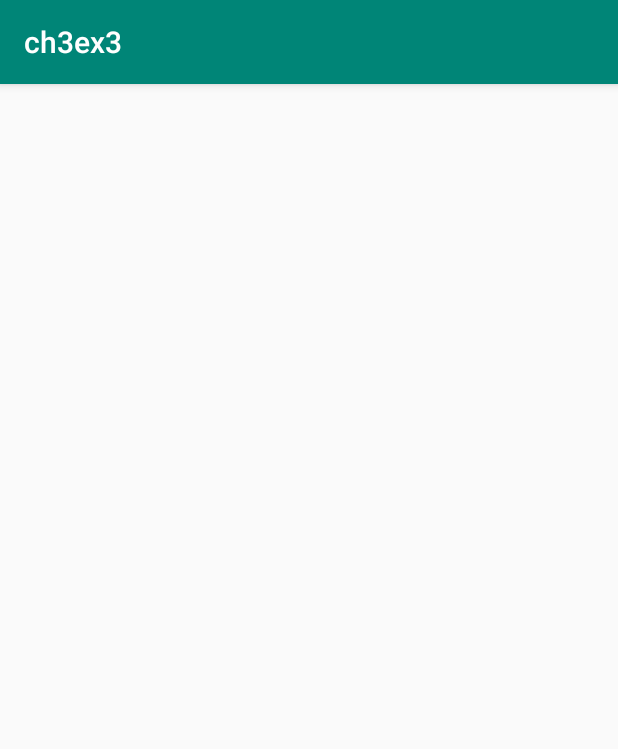
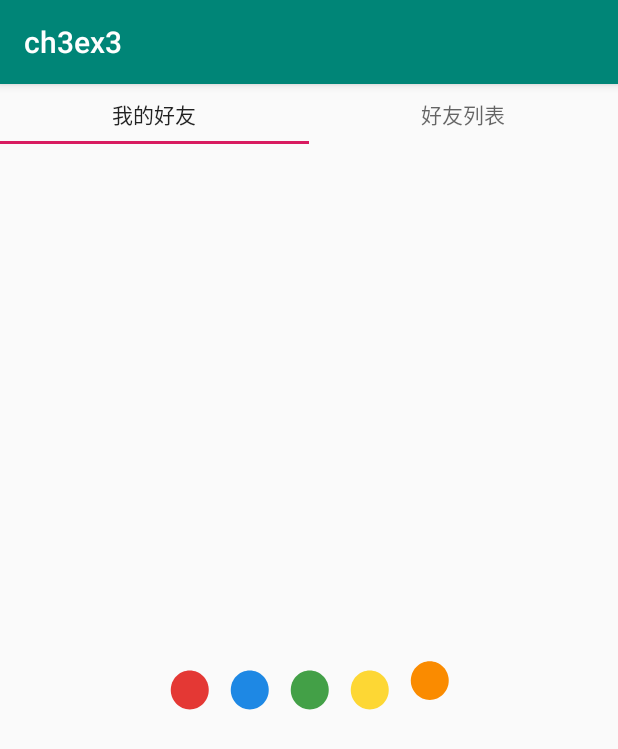
Before and after one commit to Gaojianli/app_playground, an Android app: the Ch3Ex3Activity screen opened directly, with no data from a screen before it, on a phone screen of 412 x 824 dp. Shown: the top 749 px of the screen. Run offline under Robolectric (Android 15) with nearby library versions, the phone set to English and light mode, and no system bars.

Commit message:
finish 3rd

```diff
--- a/3rd/app/src/main/java/com/example/chapter3/homework/Ch3Ex3Activity.java
+++ b/3rd/app/src/main/java/com/example/chapter3/homework/Ch3Ex3Activity.java
@@ -1,7 +1,11 @@
 package com.example.chapter3.homework;
 
+import android.os.Bundle;
+import android.support.design.widget.TabLayout;
+import android.support.v4.app.Fragment;
+import android.support.v4.app.FragmentPagerAdapter;
+import android.support.v4.view.ViewPager;
 import android.support.v7.app.AppCompatActivity;
-import android.os.Bundle;
 
 /**
  * 使用 ViewPager 和 Fragment 做一个简单版的好友列表界面
@@ -15,13 +19,40 @@ public class Ch3Ex3Activity extends AppCompatActivity {
     protected void onCreate(Bundle savedInstanceState) {
         super.onCreate(savedInstanceState);
         setContentView(R.layout.activity_ch3ex3);
+        ViewPager pager = findViewById(R.id.view_pager);
+        TabLayout tabLayout = findViewById(R.id.tab_layout);
+        pager.setAdapter(new FragmentPagerAdapter(getSupportFragmentManager()) {
+            @Override
+            public Fragment getItem(int i) {
+                Bundle data = new Bundle();
+                if (i == 0)
+                    data.putStringArray("data", new String[]{
+                            "张三",
+                            "李四",
+                            "王二麻子",
+                            "赵五"
+                    });
+                else
+                    data.putStringArray("data", new String[]{
+                            "我的朋友很少",
+                            "只有两个"
+                    });
+                PlaceholderFragment toReturn = new PlaceholderFragment();
+                toReturn.setArguments(data);
+                return toReturn;
+            }
 
+            @Override
+            public int getCount() {
+                return 2;
+            }
 
-
-        // TODO: ex3-1. 添加 ViewPager 和 Fragment 做可滑动界面
-
-
-
-        // TODO: ex3-2, 添加 TabLayout 支持 Tab
+            @Override
+            public CharSequence getPageTitle(int position) {
+                if (position == 0) return "我的好友";
+                else return "好友列表";
+            }
+        });
+        tabLayout.setupWithViewPager(pager);
     }
 }
--- /dev/null
+++ b/3rd/app/src/main/java/com/example/chapter3/homework/PlaceholderFragment.kt
@@ -0,0 +1,55 @@
+package com.example.chapter3.homework
+
+import android.animation.Animator
+import android.animation.AnimatorInflater
+import android.animation.AnimatorSet
+import android.os.Bundle
+import android.support.v4.app.Fragment
+import android.view.LayoutInflater
+import android.view.View
+import android.view.ViewGroup
+import android.widget.ArrayAdapter
+import android.widget.ListView
+import com.airbnb.lottie.LottieAnimationView
+
+
+class PlaceholderFragment : Fragment() {
+    private var loadingView: LottieAnimationView? = null
+    private var friendListView: ListView? = null
+    override fun onCreateView(inflater: LayoutInflater, container: ViewGroup?, savedInstanceState: Bundle?): View? {
+        val view = inflater.inflate(R.layout.fragment_placeholder, container, false)
+        val data = arguments?.getStringArray("data")!!
+        loadingView = view.findViewById(R.id.loading_view)
+        friendListView = ListView(context)
+        friendListView!!.adapter = ArrayAdapter(context!!, android.R.layout.simple_expandable_list_item_1, data)
+        friendListView!!.visibility = View.VISIBLE
+        friendListView!!.alpha = 0f
+        (view as ViewGroup).addView(friendListView)
+        return view
+    }
+
+    override fun onActivityCreated(savedInstanceState: Bundle?) {
+        super.onActivityCreated(savedInstanceState)
+        view!!.postDelayed({
+            // 这里会在 5s 后执行
+            val fadeOutAnimator = AnimatorInflater.loadAnimator(context, R.animator.fade_out)
+            val fadeInAnimator = AnimatorInflater.loadAnimator(context, R.animator.fade_in)
+            fadeOutAnimator.setTarget(loadingView)
+            loadingView?.visibility = View.VISIBLE
+            fadeInAnimator.setTarget(friendListView)
+            val aniSet = AnimatorSet()
+            aniSet.playTogether(fadeInAnimator, fadeOutAnimator)
+            aniSet.addListener(object : Animator.AnimatorListener {
+                override fun onAnimationStart(animation: Animator?) {}
+                override fun onAnimationEnd(animation: Animator?) {
+                    val container = (loadingView?.parent as ViewGroup)
+                    container.removeView(loadingView)
+                }
+
+                override fun onAnimationCancel(animation: Animator?) {}
+                override fun onAnimationRepeat(animation: Animator?) {}
+            })
+            aniSet.start()
+        }, 5000)
+    }
+}
--- /dev/null
+++ b/3rd/app/src/main/res/animator/fade_in.xml
@@ -0,0 +1,8 @@
+<?xml version="1.0" encoding="utf-8"?>
+<objectAnimator xmlns:android="http://schemas.android.com/apk/res/android"
+                android:duration="500"
+                android:propertyName="alpha"
+                android:interpolator="@android:anim/linear_interpolator"
+                android:repeatCount="1"
+                android:valueFrom="0"
+                android:valueTo="1f"/>
--- /dev/null
+++ b/3rd/app/src/main/res/animator/fade_out.xml
@@ -0,0 +1,8 @@
+<?xml version="1.0" encoding="utf-8"?>
+<objectAnimator xmlns:android="http://schemas.android.com/apk/res/android"
+                android:duration="500"
+                android:propertyName="alpha"
+                android:interpolator="@android:anim/linear_interpolator"
+                android:repeatCount="1"
+                android:valueFrom="1f"
+                android:valueTo="0f"/>
--- a/3rd/app/src/main/res/layout/activity_ch3ex3.xml
+++ b/3rd/app/src/main/res/layout/activity_ch3ex3.xml
@@ -1,8 +1,18 @@
 <?xml version="1.0" encoding="utf-8"?>
-<FrameLayout xmlns:android="http://schemas.android.com/apk/res/android"
-             xmlns:tools="http://schemas.android.com/tools"
-             android:layout_width="match_parent"
-             android:layout_height="match_parent"
-             tools:context=".Ch3Ex3Activity">
+<LinearLayout xmlns:android="http://schemas.android.com/apk/res/android"
+              xmlns:tools="http://schemas.android.com/tools"
+              android:layout_width="match_parent"
+              android:layout_height="match_parent"
+              android:orientation="vertical"
+              tools:context=".Ch3Ex3Activity">
+    <android.support.design.widget.TabLayout
+            android:id="@+id/tab_layout"
+            android:layout_width="match_parent"
+            android:layout_height="40dp"/>
 
-</FrameLayout>
+    <android.support.v4.view.ViewPager
+            android:id="@+id/view_pager"
+            android:layout_width="match_parent"
+            android:layout_height="match_parent"/>
+
+</LinearLayout>
--- a/3rd/app/src/main/res/layout/fragment_placeholder.xml
+++ b/3rd/app/src/main/res/layout/fragment_placeholder.xml
@@ -3,6 +3,14 @@
              xmlns:tools="http://schemas.android.com/tools"
              android:layout_width="match_parent"
              android:layout_height="match_parent"
+             xmlns:app="http://schemas.android.com/apk/res-auto"
              tools:context=".PlaceholderFragment">
-
+    <com.airbnb.lottie.LottieAnimationView
+            android:id="@+id/loading_view"
+            android:layout_width="wrap_content"
+            android:layout_height="wrap_content"
+            app:lottie_rawRes="@raw/material_wave_loading"
+            app:lottie_loop="true"
+            app:lottie_autoPlay="true"
+            android:layout_gravity="center"/>
 </FrameLayout>
```
Also changed, not shown: 3rd/app/build.gradle (+20 -1 lines), 3rd/app/src/main/java/com/example/chapter3/homework/Ch3Ex2Activity.java (+20 -38 lines), 3rd/app/src/main/java/com/example/chapter3/homework/PlaceholderFragment.java (deleted, +0 -33 lines), 3rd/build.gradle (+17 -6 lines), 3rd/gradle/wrapper/gradle-wrapper.properties, 2 other files.
